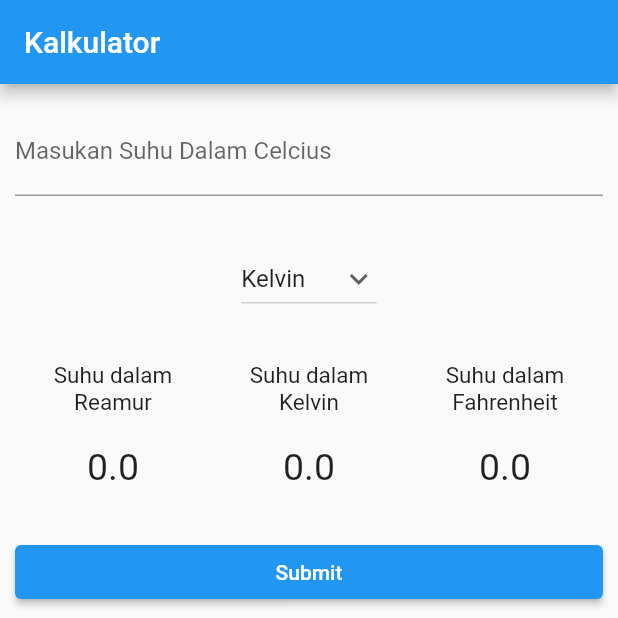
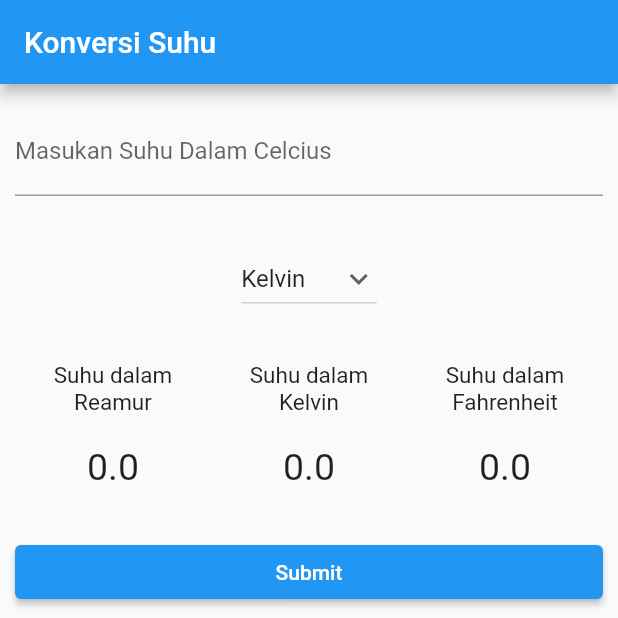
Before and after one commit to ghaan1/Tugas4-Kalkulator-Suhu, a Flutter app: the screen it shows after launch, on a phone screen of 412 x 824 dp, the top half of it. Run offline on Flutter 3.47's test engine with Material 2 defaults, Android fonts, the phone set to English and light mode, and no system bars.

Commit message:
KalkulatorSuhu: 5

```diff
--- a/lib/main.dart
+++ b/lib/main.dart
@@ -73,7 +73,7 @@ class _MyAppState extends State<MyApp> {
   @override
   Widget build(BuildContext context) {
     return MaterialApp(
-      title: 'Flutter Demo',
+      title: 'Muhammad Ghani',
       theme: ThemeData(
         primarySwatch: Colors.blue,
       ),
@@ -81,7 +81,7 @@ class _MyAppState extends State<MyApp> {
           Scaffold(
             resizeToAvoidBottomInset: false,
               appBar: AppBar(
-                title: const Text('Kalkulator'),
+                title: const Text('Konversi Suhu'),
               ),
         body:
           Column(
@@ -237,7 +237,7 @@ class _MyAppState extends State<MyApp> {
       ),
       margin: const EdgeInsets.fromLTRB(0, 0, 0, 10),
       child: Row(
-        children: [
+        children: <Widget>[
           Expanded(
             flex: 4,
             child: Column(
@@ -248,8 +248,10 @@ class _MyAppState extends State<MyApp> {
           ),
           Expanded(
             flex: 10,
-            child: Row(
-              children: [Column(
+            child:
+            Row(
+              children: [
+                Column(
               crossAxisAlignment: CrossAxisAlignment.start,
               children: const [
                 Text('Celcius',
```
